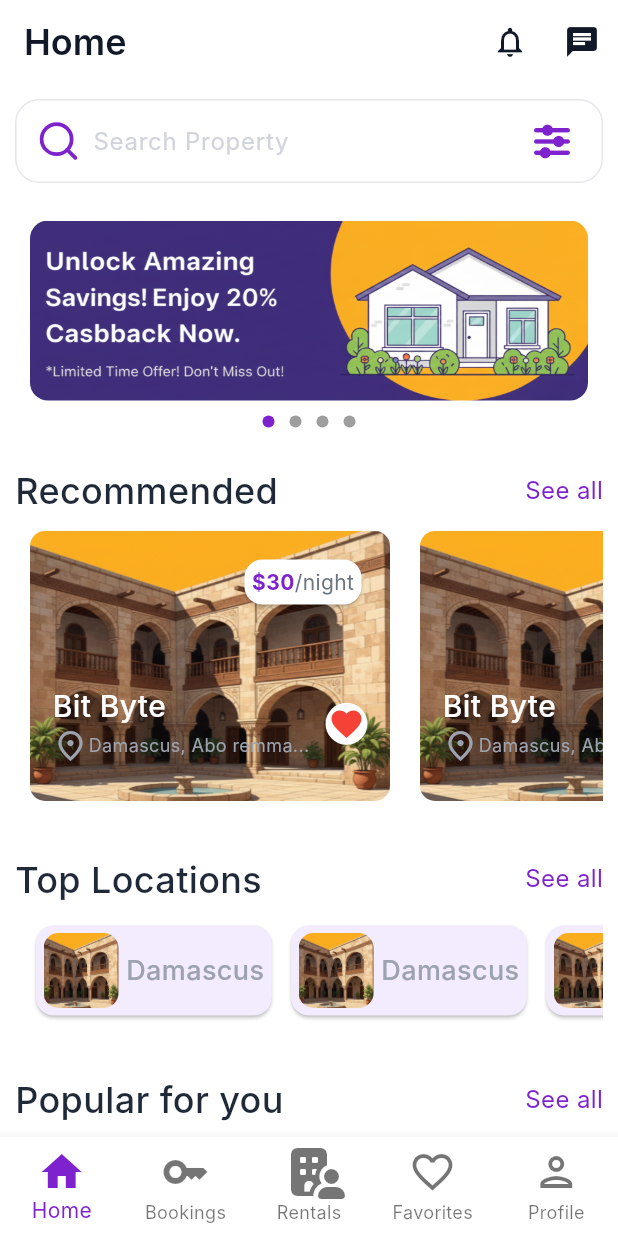
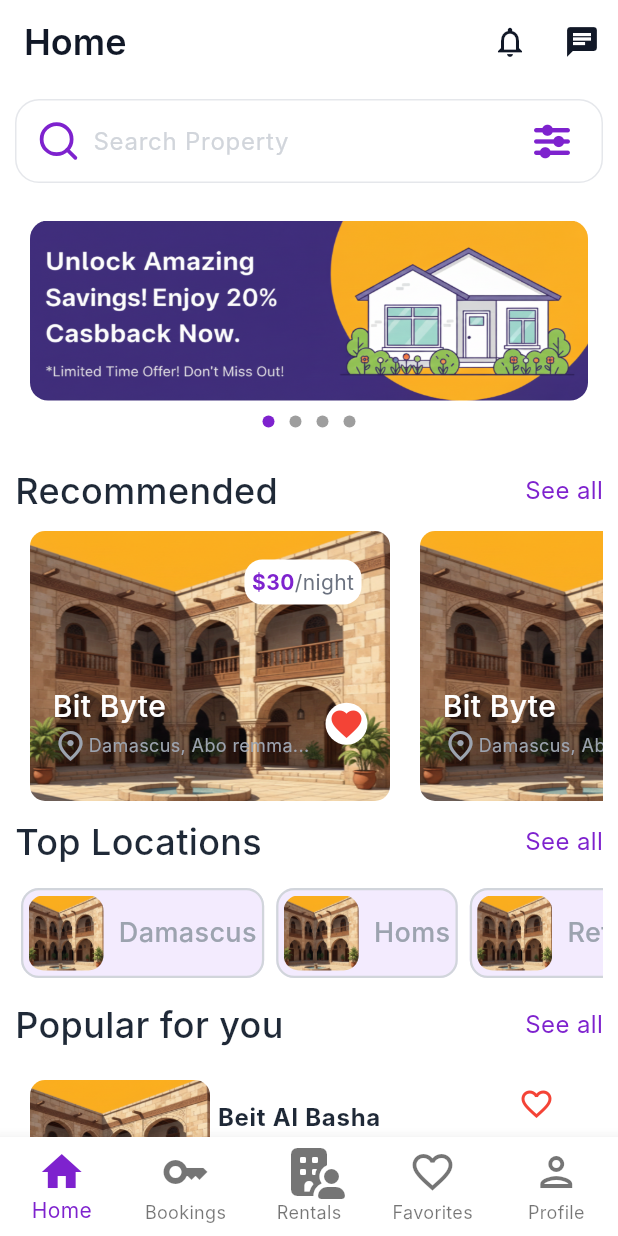
Before and after one commit to Mohakerdi/AlMekhtar, a Flutter app: the screen it shows after launch, on a phone screen of 412 x 824 dp. Run offline on Flutter 3.47's test engine with Material 3 defaults, Android fonts, the light colour scheme and no system bars; drawn by our look-alikes of carousel_slider; our stand-ins replace flutter_feather_icons, font_awesome_flutter, line_awesome_flutter, material_design_icons_flutter; Roboto replaces fonts that are missing (Inter).

Commit message:
home screen widgets nearly completed

```diff
--- a/lib/Features/user/home/screens/home.dart
+++ b/lib/Features/user/home/screens/home.dart
@@ -1,10 +1,14 @@
 import 'package:flutter/material.dart';
 import 'package:mabeet/Features/user/home/widgets/filter_overlay.dart';
 import 'package:mabeet/Features/user/home/widgets/location_vector.dart';
+import 'package:mabeet/Features/user/home/widgets/popular_property.dart';
+import 'package:mabeet/Features/user/home/widgets/properties_list.dart';
 import 'package:mabeet/Features/user/home/widgets/recommended_home_property.dart';
 import 'package:mabeet/Features/user/home/widgets/search_field.dart';
 import 'package:mabeet/Features/user/home/widgets/swiper.dart';
+import 'package:mabeet/core/constants/images.dart';
 import 'package:mabeet/core/theme/text_styles.dart';
+import 'package:mabeet/data/models/property.dart';
 
 import '../../../../core/constants/icons.dart';
 import '../../../../core/theme/app_colors.dart';
@@ -62,7 +66,7 @@ class _HomeScreenState extends State<HomeScreen> {
                         color: AppColors.primary700,
                       ),
                     ),
-                    onTap: (){},
+                    onTap: () {},
                   ),
                 ],
               ),
@@ -78,7 +82,6 @@ class _HomeScreenState extends State<HomeScreen> {
                   ],
                 ),
               ),
-              const SizedBox(height: 25),
               Row(
                 mainAxisAlignment: MainAxisAlignment.spaceBetween,
                 children: [
@@ -90,23 +93,27 @@ class _HomeScreenState extends State<HomeScreen> {
                         color: AppColors.primary700,
                       ),
                     ),
-                    onTap: (){},
+                    onTap: () {},
                   ),
                 ],
               ),
               SingleChildScrollView(
-                padding: EdgeInsets.all(10),
+                padding: EdgeInsets.symmetric(horizontal: 0, vertical: 10),
                 scrollDirection: Axis.horizontal,
                 child: Row(
-                  spacing: 5,
                   children: [
-                    LocationVector(),
-                    LocationVector(),
-                    LocationVector(),
+                    LocationVector(
+                      name: 'Damascus',
+                      image: AppImages.kDyarImage,
+                    ),
+                    LocationVector(name: 'Homs', image: AppImages.kDyarImage),
+                    LocationVector(
+                      name: 'Ref Dimasheq',
+                      image: AppImages.kDyarImage,
+                    ),
                   ],
                 ),
               ),
-              const SizedBox(height: 25),
               Row(
                 mainAxisAlignment: MainAxisAlignment.spaceBetween,
                 children: [
@@ -118,12 +125,14 @@ class _HomeScreenState extends State<HomeScreen> {
                         color: AppColors.primary700,
                       ),
                     ),
-                    onTap: (){},
+                    onTap: () {},
                   ),
                 ],
               ),
-
-
+              Padding(
+                padding: EdgeInsets.symmetric(horizontal: 10, vertical: 10),
+                child: PropertiesList(),
+              ),
             ],
           ),
         ),
--- /dev/null
+++ b/lib/Features/user/home/screens/property_screen.dart
@@ -0,0 +1,18 @@
+import 'package:flutter/material.dart';
+import '../../../../data/models/property.dart';
+
+class PropertyScreen extends StatelessWidget {
+  const PropertyScreen({super.key, required this.property});
+
+  final Property property;
+
+  @override
+  Widget build(BuildContext context) {
+    return Scaffold(
+      appBar: AppBar(),
+      body: SingleChildScrollView(
+        child: Center(child: Text('This is Property Screen Nigga')),
+      ),
+    );
+  }
+}
--- a/lib/Features/user/home/widgets/filter_overlay.dart
+++ b/lib/Features/user/home/widgets/filter_overlay.dart
@@ -39,20 +39,41 @@ class FilterOverlay extends StatelessWidget {
                     padding: EdgeInsets.fromLTRB(16, 0, 16, keyboradSpace),
                     child: Column(
                       children: [
+                        Text('data'),
+                        SizedBox(height: 180,),
+                        Row(
+                          mainAxisAlignment: MainAxisAlignment.center,
+                          spacing: 10,
+                          children: [
                             FilledButton(
                               onPressed: () {},
                               style: FilledButton.styleFrom(
-                            iconSize: 30,
+                                shape: RoundedRectangleBorder(
+                                  borderRadius: BorderRadius.circular(12),
+                                ),
+                                backgroundColor: AppColors.gray100,
+                                minimumSize: Size(140, 60),
+                              ),
+                              child: Text(
+                                'Reset',
+                                style: AppTextStyles.labelButton.copyWith(color: AppColors.gray500),
+                              ),
+                            ),
+                            FilledButton(
+                              onPressed: () {},
+                              style: FilledButton.styleFrom(
                                 shape: RoundedRectangleBorder(
                                   borderRadius: BorderRadius.circular(12),
                                 ),
                                 backgroundColor: AppColors.primary700,
-                            minimumSize: Size(300, 60),
+                                minimumSize: Size(140, 60),
                               ),
                               child: Text(
-                            'Apply Filter',
+                                'Apply',
                                 style: AppTextStyles.labelButton,
                               ),
+                            ),
+                          ],
                         ),
                         SizedBox(height: 16),
                       ],
--- a/lib/Features/user/home/widgets/location_vector.dart
+++ b/lib/Features/user/home/widgets/location_vector.dart
@@ -5,16 +5,22 @@ import '../../../../core/constants/images.dart';
 import '../../../../core/theme/app_colors.dart';
 
 class LocationVector extends StatelessWidget {
-  const LocationVector({super.key}); // edit constructor to recieve name & image
+  const LocationVector({super.key, required this.name, required this.image}); // edit constructor to recieve name & image
 
-  final String name='';
-  final String image='';
+  final String name;
+  final String image;
 
   @override
   Widget build(BuildContext context) {
     return Card(
+      shape: RoundedRectangleBorder(
+        borderRadius: BorderRadius.circular(12),
+        side: BorderSide(color: AppColors.gray300, width: 1.5)
+      ),
       color: AppColors.primary100,
+      shadowColor: Colors.transparent,
       child: InkWell(
+        borderRadius: BorderRadius.circular(10),
         onTap: (){},
         child: Padding(
           padding: EdgeInsets.all(5),
@@ -24,10 +30,10 @@ class LocationVector extends StatelessWidget {
                 height: 50,width: 50,
                 child: ClipRRect(
                   borderRadius: BorderRadiusGeometry.circular(10),
-                  child: Image.asset(AppImages.kDyarImage, fit: BoxFit.fill,width: double.infinity,height: double.infinity,),
+                  child: Image.asset(this.image, fit: BoxFit.fill,width: double.infinity,height: double.infinity,),
                 ),
               ),
-              Text(' Damascus', style: AppTextStyles.titleMedium.copyWith(color: AppColors.gray400),)
+              Text('  '+this.name, style: AppTextStyles.titleMedium.copyWith(color: AppColors.gray400),)
             ],
           ),
         ),
--- a/lib/Features/user/home/widgets/popular_property.dart
+++ b/lib/Features/user/home/widgets/popular_property.dart
@@ -1,12 +1,117 @@
 import 'package:flutter/material.dart';
+import 'package:mabeet/core/theme/app_colors.dart';
+import 'package:mabeet/data/models/property.dart';
+
+import '../../../../core/theme/text_styles.dart';
+import '../screens/property_screen.dart';
 
 class PopularProperty extends StatelessWidget {
-  const PopularProperty({super.key});
+  const PopularProperty({super.key, required this.property});
+
+  final Property property;
 
   @override
   Widget build(BuildContext context) {
-    return const Card(
-
+    return Padding(
+      padding: EdgeInsets.symmetric(vertical: 10),
+      child: InkWell(
+        onTap: () {
+          Navigator.of(context).push(
+            MaterialPageRoute(
+              builder: (builder) => PropertyScreen(property: property),
+            ),
+          );
+        },
+        child: Row(
+          spacing: 5,
+          children: [
+            SizedBox(
+              width: 120,
+              height: 100,
+              child: ClipRRect(
+                borderRadius: BorderRadius.circular(10),
+                child: Image.asset(
+                  property.imageURL,
+                  fit: BoxFit.fill,
+                  width: double.infinity,
+                  height: double.infinity,
+                ),
+              ),
+            ),
+            Expanded(
+              child: Row(
+                mainAxisAlignment: MainAxisAlignment.spaceBetween,
+                children: [
+                  Column(
+                    spacing: 5,
+                    crossAxisAlignment: CrossAxisAlignment.start,
+                    children: [
+                      Text(
+                        property.title.length > 13
+                            ? property.title.substring(0, 13) + '...'
+                            : property.title,
+                        overflow: TextOverflow.ellipsis,
+                        style: Theme.of(context).textTheme.bodyLarge!.copyWith(
+                          fontWeight: FontWeight.bold,
+                        ),
+                      ),
+                      Row(
+                        children: [
+                          Icon(
+                            Icons.location_on_outlined,
+                            color: AppColors.gray400,
+                          ),
+                          Text(
+                            property.location.name.length > 15
+                                ? '${property.location.name.substring(0, 15)}...'
+                                : property.location.name,
+                            style: AppTextStyles.bodySmall.copyWith(
+                              color: AppColors.gray400,
+                            ),
+                          ),
+                        ],
+                      ),
+                      Text(
+                        '  \$${property.costPerNight}/night',
+                        style: AppTextStyles.bodySmall,
+                      ),
+                    ],
+                  ),
+                  Column(
+                    spacing: 5,
+                    children: [
+                      CircleAvatar(
+                        radius: 14,
+                        backgroundColor: Colors.white,
+                        child: IconButton(
+                          onPressed: () {},
+                          color: Colors.red,
+                          icon: Icon(Icons.favorite_border),
+                          padding: EdgeInsets.all(0),
+                        ),
+                      ),
+                      SizedBox(height: 20),
+                      Card(
+                        color: AppColors.warning50,
+                        shadowColor: Colors.transparent,
+                        child: Padding(
+                          padding: EdgeInsets.symmetric(horizontal: 10, vertical: 5),
+                          child: Row(
+                            children: [
+                              Icon(Icons.star,size: 18, color: AppColors.warning700,),
+                              Text('${property.avgRate}',style: AppTextStyles.bodyMediumBold,)
+                            ],
+                          ),
+                        ),
+                      ),
+                    ],
+                  ),
+                ],
+              ),
+            ),
+          ],
+        ),
+      ),
     );
   }
 }
--- /dev/null
+++ b/lib/Features/user/home/widgets/properties_list.dart
@@ -0,0 +1,26 @@
+import 'package:flutter/material.dart';
+import 'package:mabeet/Features/user/home/widgets/popular_property.dart';
+import 'package:mabeet/data/models/property.dart';
+import 'package:mabeet/data/repos/dummy_properties.dart';
+
+class PropertiesList extends StatelessWidget {
+  PropertiesList({super.key});
+
+  final List <Property> items = dummyProperties;
+
+  @override
+  Widget build(BuildContext context) {
+    return ListView.builder(
+        shrinkWrap: true,
+        physics: const NeverScrollableScrollPhysics(),
+        itemCount: items.length,
+
+        itemBuilder: (ctx, idx) =>Column(
+          children: [
+            PopularProperty(property: items[idx]),
+            if(idx != items.length-1) Divider() // to stop when reach the final one
+          ],
+        )
+    );
+  }
+}
--- a/lib/Features/user/home/widgets/recommended_home_property.dart
+++ b/lib/Features/user/home/widgets/recommended_home_property.dart
@@ -35,6 +35,7 @@ class RecommendedHomeProperty extends StatelessWidget {
                       mainAxisAlignment: MainAxisAlignment.end,
                       children: [
                         Card(
+                          shadowColor: Colors.transparent,
                           child: Padding(
                             padding: EdgeInsets.all(5),
                             child: Row(
--- /dev/null
+++ b/lib/data/models/property.dart
@@ -0,0 +1,38 @@
+enum Location {
+  AlHasakeh,
+  AlRaqqa,
+  Derezzor,
+  Aleppo,
+  Idleb,
+  Latakia,
+  Tartous,
+  Hama,
+  Homs,
+  Damascus,
+  RefDemasheq,
+  Daraa,
+  AlQonaytera,
+  ALSwieda,
+}
+
+class Property {
+  Property({
+    required this.id,
+    required this.title,
+    required this.imageURL,
+    required this.description,
+    required this.describedLocation,
+    required this.costPerNight,
+    required this.location,
+    required this.avgRate,
+  });
+
+  final String id;
+  final String title;
+  final String imageURL;
+  final String description;
+  final String describedLocation;
+  final double costPerNight;
+  final Location location;
+  final double avgRate;
+}
--- /dev/null
+++ b/lib/data/repos/dummy_properties.dart
@@ -0,0 +1,10 @@
+
+import 'package:mabeet/core/constants/images.dart';
+import 'package:mabeet/data/models/property.dart';
+
+List<Property> dummyProperties = [
+  Property(id: '1', title: 'Beit Al Basha', imageURL: AppImages.kDyarImage, costPerNight: 22.5, location: Location.Damascus,describedLocation: '',description: '',avgRate: 3.5),
+  Property(id: '2', title: 'Twin Tower', imageURL: AppImages.kDyarImage, costPerNight: 15, location: Location.ALSwieda,describedLocation: '(;',description: '',avgRate: 5.1),
+  Property(id: '3', title: 'Home', imageURL: AppImages.kDyarImage, costPerNight: 100, location: Location.Tartous,describedLocation: '',description: '',avgRate: 4.4),
+  Property(id: '4', title: 'Mazra3et El Moshaghbeen', imageURL: AppImages.kDyarImage, costPerNight: 35, location: Location.RefDemasheq,describedLocation: '',description: '',avgRate: 3.9)
+];
```
Lines whose indentation alone changed are shown as unchanged.
